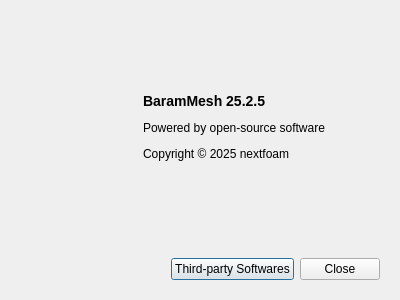
Before: the Qt Designer form baramMesh/view/menu/help/about_dialog.ui in nextfoam/baram, drawn with Qt 5.
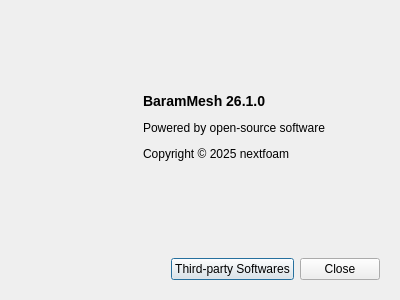
After: the same form once the commit is applied.

Diff of the .ui file:
```diff
--- a/baramMesh/view/menu/help/about_dialog.ui
+++ b/baramMesh/view/menu/help/about_dialog.ui
@@ -90,7 +90,7 @@
          </sizepolicy>
         </property>
         <property name="text">
-         <string>&lt;p&gt;&lt;b&gt;&lt;font size=&quot;4&quot;&gt;BaramMesh 25.2.5&lt;/font&gt;&lt;/b&gt;&lt;/p&gt;
+         <string>&lt;p&gt;&lt;b&gt;&lt;font size=&quot;4&quot;&gt;BaramMesh 26.1.0&lt;/font&gt;&lt;/b&gt;&lt;/p&gt;
 
 &lt;p&gt;Powered by open-source software&lt;/p&gt;
 
```
